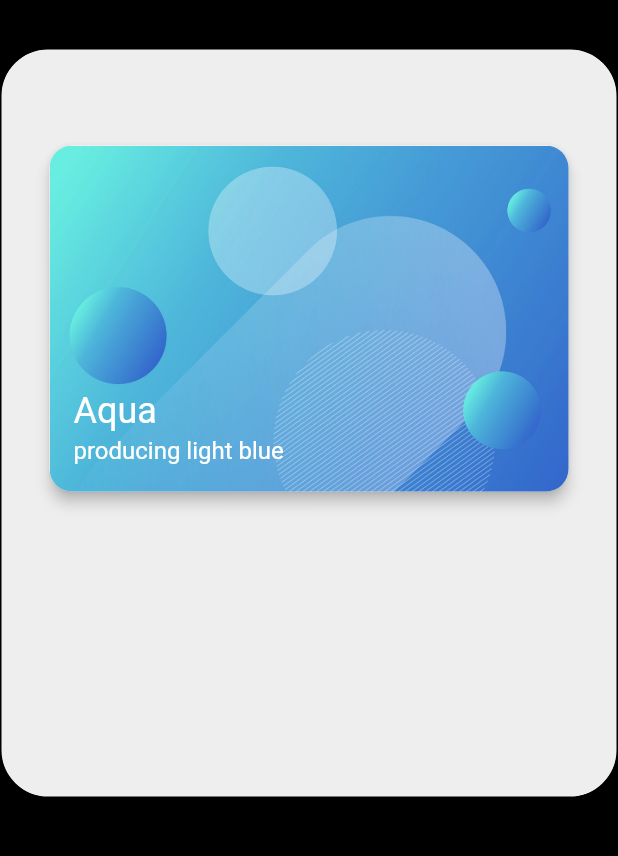
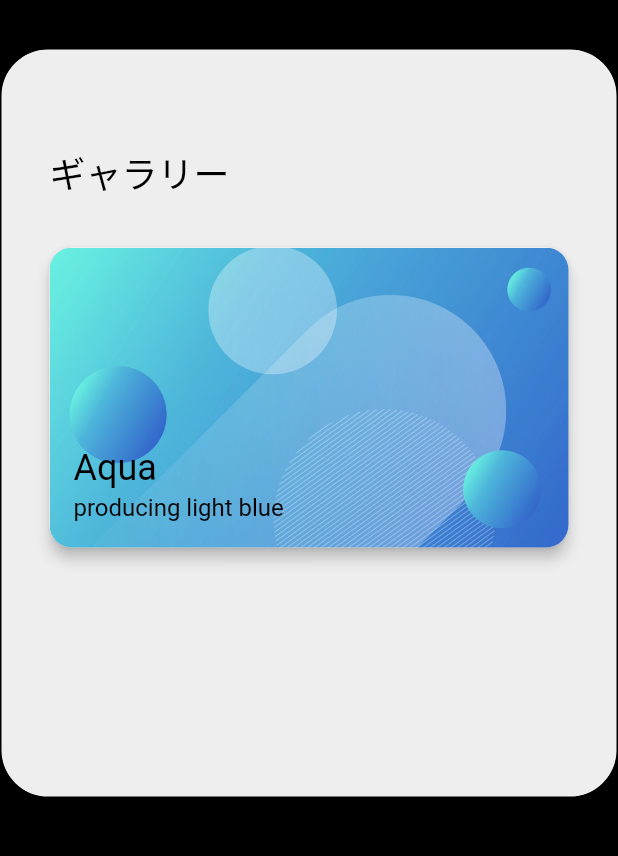
Before and after one commit to tadakun8/flutter_gallery_clone, a Flutter app: the screen it shows after launch, on a phone screen of 412 x 824 dp, the part 123-979 px from its top. Run offline on Flutter 3.47's test engine with Material 2 defaults, Android fonts, the phone set to English and light mode, and no system bars.

Commit message:
fix: Adjust gallery card image

```diff
--- a/lib/componensts/contents.dart
+++ b/lib/componensts/contents.dart
@@ -17,7 +17,15 @@ class Contents extends StatelessWidget {
       child: Padding(
         padding: const EdgeInsets.symmetric(vertical: 64, horizontal: 32),
         child: Column(
+          crossAxisAlignment: CrossAxisAlignment.start,
           children: const [
+            Text(
+              'ギャラリー',
+              style: TextStyle(fontSize: 24, color: Colors.black),
+            ),
+            SizedBox(
+              height: 32,
+            ),
             GalleryCard(
               title: 'Aqua',
               subtitle: 'producing light blue',
--- a/lib/componensts/gallery_card.dart
+++ b/lib/componensts/gallery_card.dart
@@ -19,16 +19,20 @@ class GalleryCard extends StatelessWidget {
         borderRadius: BorderRadius.circular(15),
       ),
       clipBehavior: Clip.antiAlias,
-      child: Stack(
-        // fit: StackFit.expand,
-        children: [
-          Image.asset(
-            Constants.sample1,
+      child: Container(
+        decoration: const BoxDecoration(
+          image: DecorationImage(
+            image: AssetImage(Constants.sample1),
+            fit: BoxFit.cover,
           ),
-          Column(
+        ),
+        width: 450,
+        height: 200,
+        child: Column(
+          crossAxisAlignment: CrossAxisAlignment.start,
           children: [
             const SizedBox(
-                height: 160,
+              height: 130,
             ),
             Padding(
               padding: const EdgeInsets.symmetric(horizontal: 16),
@@ -39,20 +43,18 @@ class GalleryCard extends StatelessWidget {
                     padding: const EdgeInsets.symmetric(vertical: 3),
                     child: Text(
                       title,
-                        style:
-                            const TextStyle(fontSize: 24, color: Colors.white),
+                      style: const TextStyle(fontSize: 24, color: Colors.black),
                     ),
                   ),
                   Text(
                     subtitle,
-                      style: const TextStyle(fontSize: 16, color: Colors.white),
+                    style: const TextStyle(fontSize: 16, color: Colors.black),
                   ),
                 ],
               ),
             )
           ],
-          )
-        ],
+        ),
       ),
     );
   }
```
Lines whose indentation alone changed are shown as unchanged.
